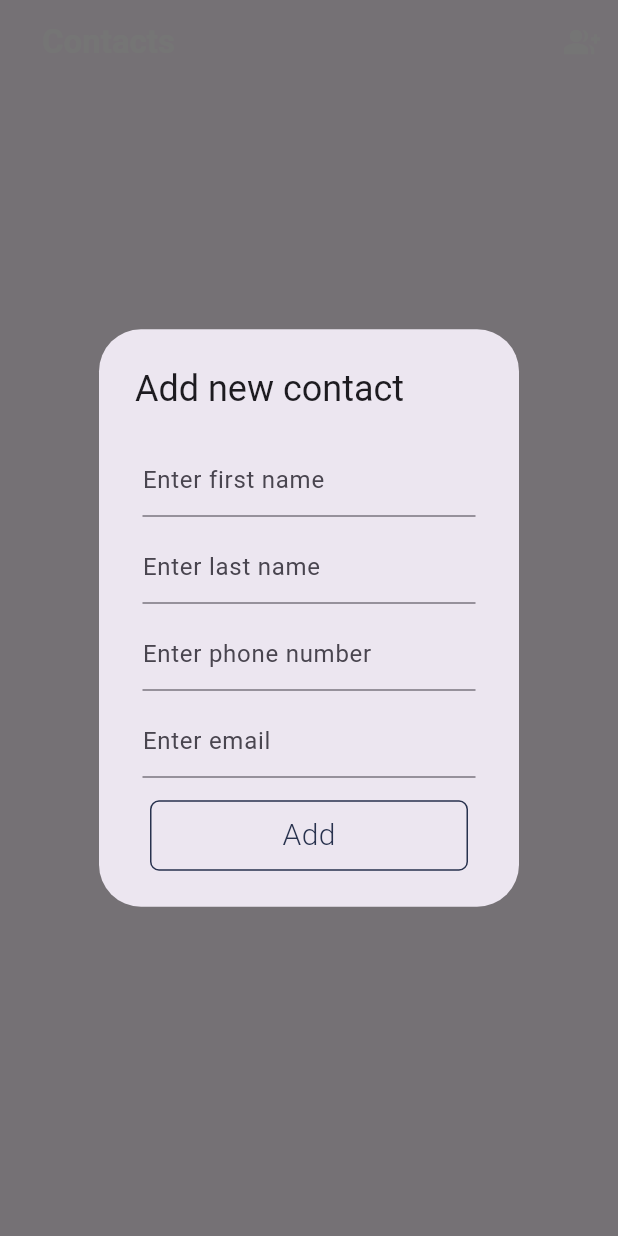
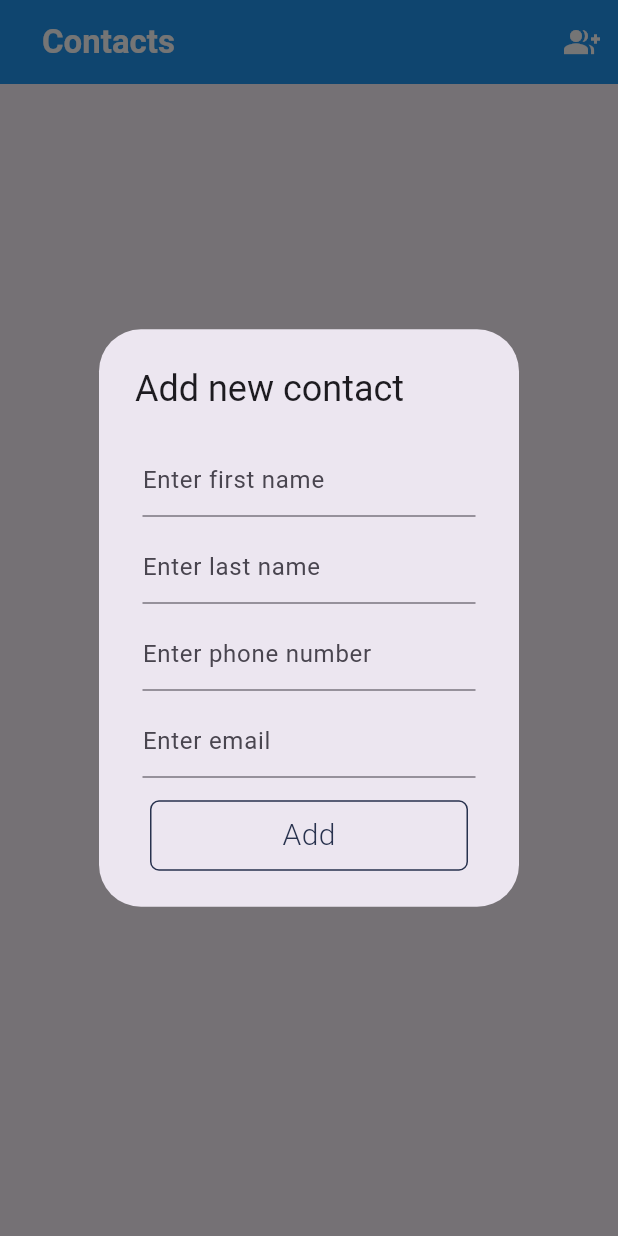
Before and after one commit to Mahmoud-Elbrer/sqlite_app_flutter, a Flutter app: the screen it shows after launch, after a tap on the "group add" icon, on a phone screen of 412 x 824 dp. Run offline on Flutter 3.47's test engine with Material 3 defaults, Android fonts, the phone set to English and light mode, and no system bars; our stand-ins replace sqflite; accounts and stored records are empty.

```diff
--- a/lib/contact_list.dart
+++ b/lib/contact_list.dart
@@ -15,22 +15,26 @@ class ContactList extends StatelessWidget {
 
   @override
   Widget build(BuildContext context) {
+    print("contacts.length");
+    print(contacts.length);
     return ListView.builder(
         itemCount: contacts.length,
         itemBuilder: (BuildContext context, int index) {
           return Card(
+            color: Colors.white,
             child: Container(
+                padding: const EdgeInsets.fromLTRB(10.0, 10.0, 10.0, 10.0),
                 child: Center(
                   child: Row(
                     children: <Widget>[
                       CircleAvatar(
                         radius: 40.0,
+                        backgroundColor: const Color(0xFF20283e),
                         child: Text(getInitials(contacts[index]),
                             style: const TextStyle(
                                 fontSize: 24.0,
                                 color: Colors.white,
-                                fontWeight: FontWeight.bold)),
-                        backgroundColor: const Color(0xFF20283e)
+                                fontWeight: FontWeight.bold))
                       ),
                       Expanded(
                         child: Padding(
@@ -39,7 +43,7 @@ class ContactList extends StatelessWidget {
                             crossAxisAlignment: CrossAxisAlignment.start,
                             children: <Widget>[
                               Text(
-                                contacts[index].firstName + " " + contacts[index].lastName,
+                                "${contacts[index].firstName} ${contacts[index].lastName}",
                                 style: const TextStyle(
                                     fontSize: 20.0,
                                     color: Colors.black,
@@ -81,8 +85,7 @@ class ContactList extends StatelessWidget {
                       ),
                     ],
                   ),
-                ),
-                padding: const EdgeInsets.fromLTRB(10.0, 0.0, 0.0, 0.0)),
+                )),
           );
         });
   }
--- a/lib/home_page.dart
+++ b/lib/home_page.dart
@@ -41,7 +41,8 @@ class _HomePageState extends State<HomePage> implements BaseView {
           mainAxisAlignment: MainAxisAlignment.center,
           crossAxisAlignment: horizontalTitleAlignment,
           children: const <Widget>[
-            Text('Contacts',
+            Text(
+              'Contacts',
               style: TextStyle(
                 fontWeight: FontWeight.bold,
                 color: Colors.white,
@@ -56,8 +57,7 @@ class _HomePageState extends State<HomePage> implements BaseView {
   Future _openAddUserDialog() async {
     showDialog(
       context: context,
-      builder: (BuildContext context) =>
-          ContactDialog().build(context, this, false, null),
+      builder: (BuildContext context) => ContactDialog().build(context, this, false, null),
     );
 
     screenUpdate();
@@ -79,13 +79,28 @@ class _HomePageState extends State<HomePage> implements BaseView {
   Widget build(BuildContext context) {
     return Scaffold(
       appBar: AppBar(
+        backgroundColor: Colors.blue,
         title: _buildTitle(context),
         actions: _buildActions(),
       ),
       body: FutureBuilder<List<Contact>>(
         future: contactsPresenter.getAll(),
         builder: (context, snapshot) {
-          return ContactList(snapshot.data ?? [], contactsPresenter);
+          print('Snapshot data: ${snapshot.data}');
+
+          if (snapshot.connectionState == ConnectionState.waiting) {
+            return Center(child: CircularProgressIndicator());
+          } else if (snapshot.hasError) {
+            // Handle errors
+            print(snapshot.error);
+            return Center(child: Text('Error: ${snapshot.error}'));
+          } else if (snapshot.hasData && snapshot.data!.isNotEmpty) {
+            // Display data if available
+            return ContactList(snapshot.data ?? [], contactsPresenter);
+          } else {
+            // Show a message if no data is available
+            return Center(child: Text('No contacts found.'));
+          }
         },
       ),
     );
--- a/lib/presenters/contacts_presenter.dart
+++ b/lib/presenters/contacts_presenter.dart
@@ -24,7 +24,9 @@ class ContactsPresenter {
     if (contact.id != null) {
       return DatabaseHelper.internal().update("contacts", contact);
     }
+
     return DatabaseHelper.internal().insert("contacts", contact);
+
   }
 
   delete(Contact contact) async {
--- a/pubspec.yaml
+++ b/pubspec.yaml
@@ -36,7 +36,7 @@ dependencies:
   # Use with the CupertinoIcons class for iOS style icons.
   cupertino_icons: ^1.0.8
   sqflite: ^2.4.1
-  path_provider: ^2.1.5
+  path_provider:
   fluttertoast: ^8.2.8
 
 
```
Also changed, not shown: 1 other file.
